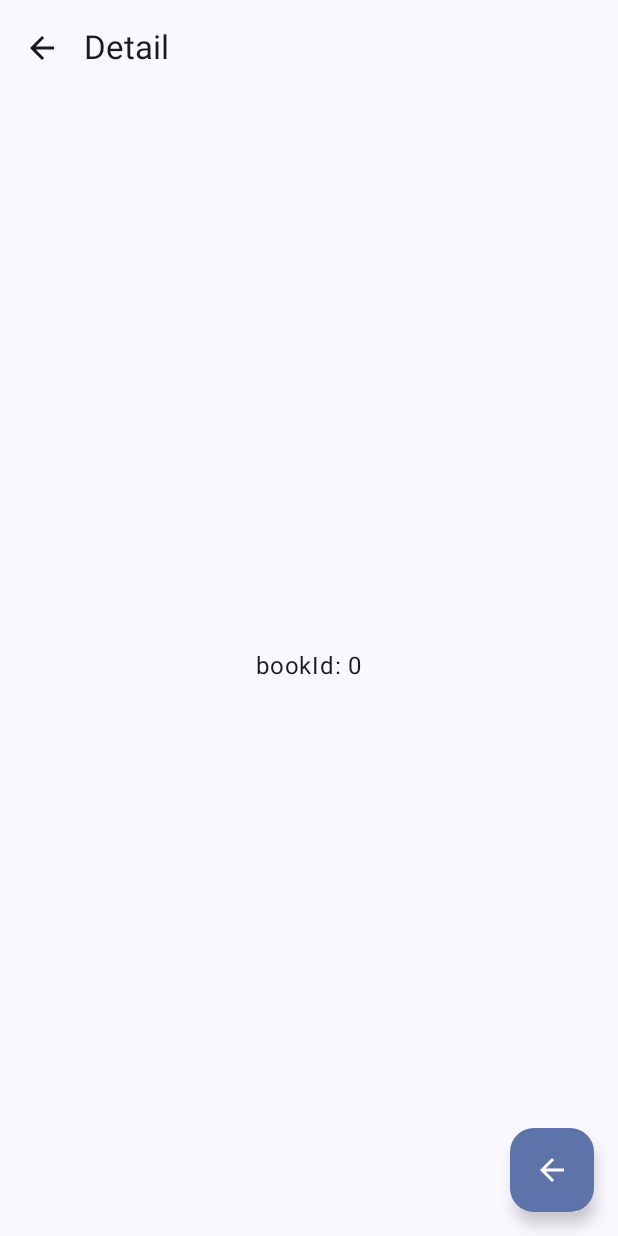
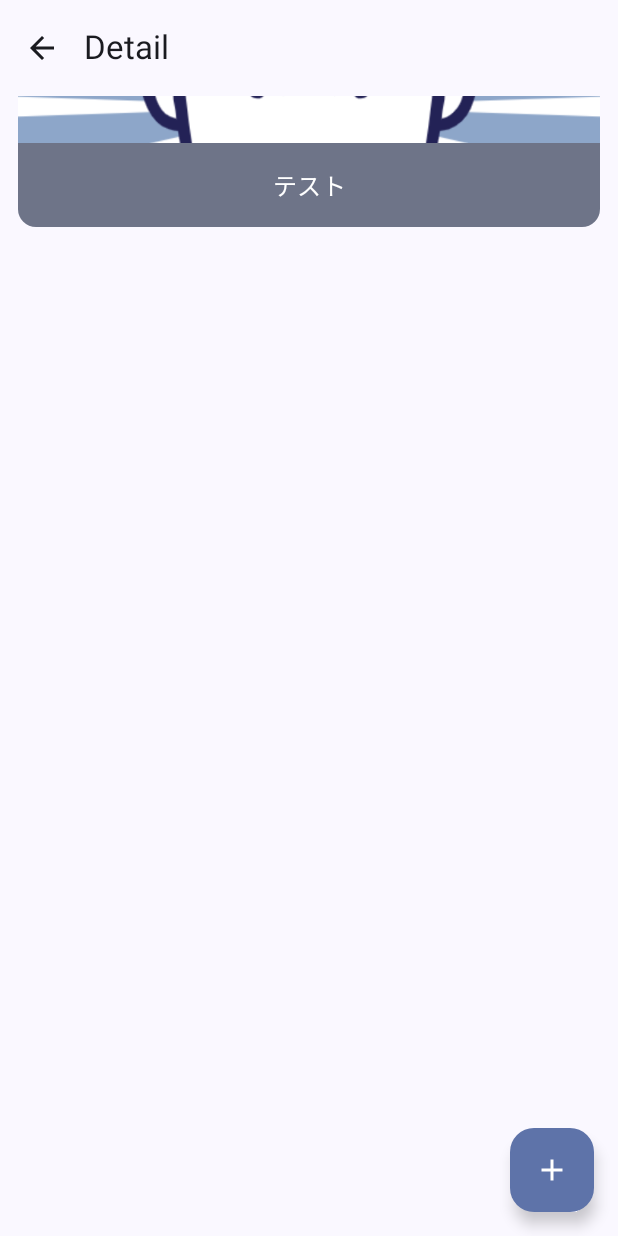
Before and after one commit to coffee-bonfire/CoffeeBook, an Android app built with Jetpack Compose: the composable BookDeteil called with empty values, on a phone screen of 412 x 824 dp. Run offline under Robolectric (Android 15) with nearby library versions, the phone set to English and light mode, and no system bars; 1 statement that could not run was skipped.

```diff
--- a/app/src/main/java/com/dandanbiyori/coffeebooksapp/components/BookDeteil.kt
+++ b/app/src/main/java/com/dandanbiyori/coffeebooksapp/components/BookDeteil.kt
@@ -1,27 +1,48 @@
 package com.dandanbiyori.coffeebooksapp.components
 
-import androidx.compose.foundation.layout.Arrangement
+import android.util.Log
+import androidx.compose.foundation.Image
 import androidx.compose.foundation.layout.Column
-import androidx.compose.foundation.layout.fillMaxSize
+import androidx.compose.foundation.layout.PaddingValues
+import androidx.compose.foundation.layout.fillMaxWidth
+import androidx.compose.foundation.layout.height
 import androidx.compose.foundation.layout.padding
+import androidx.compose.foundation.layout.wrapContentWidth
+import androidx.compose.foundation.lazy.grid.GridCells
+import androidx.compose.foundation.lazy.grid.LazyVerticalGrid
 import androidx.compose.material.icons.Icons
+import androidx.compose.material.icons.filled.Add
 import androidx.compose.material.icons.filled.ArrowBack
+import androidx.compose.material3.Card
+import androidx.compose.material3.CardDefaults
 import androidx.compose.material3.ExperimentalMaterial3Api
 import androidx.compose.material3.FloatingActionButton
 import androidx.compose.material3.Icon
 import androidx.compose.material3.IconButton
+import androidx.compose.material3.MaterialTheme
 import androidx.compose.material3.Scaffold
 import androidx.compose.material3.Text
 import androidx.compose.material3.TopAppBar
 import androidx.compose.runtime.Composable
 import androidx.compose.ui.Alignment
 import androidx.compose.ui.Modifier
+import androidx.compose.ui.layout.ContentScale
+import androidx.compose.ui.platform.LocalContext
+import androidx.compose.ui.res.dimensionResource
+import androidx.compose.ui.res.painterResource
+import androidx.compose.ui.text.style.TextAlign
+import androidx.hilt.navigation.compose.hiltViewModel
+import com.dandanbiyori.coffeebooksapp.BookItemViewModel
+import com.dandanbiyori.coffeebooksapp.R
 
+// Book詳細画面（BookItem一覧）
 @OptIn(ExperimentalMaterial3Api::class)
 @Composable
 fun BookDeteil(
     bookId: Int,
     onClick: () -> Unit,
+    bookItemViewModel : BookItemViewModel = hiltViewModel(),
+    onClickUpdate: () -> Unit
 ){
     Scaffold(
         topBar = {
@@ -40,26 +61,53 @@ fun BookDeteil(
         floatingActionButton = {
             FloatingActionButton(
                 onClick = {
-                    // TODO 図鑑を追加する
+                    onClickUpdate()
                 })
             {
                 Icon(
-                    imageVector = Icons.Default.ArrowBack,
-                    contentDescription = "図鑑新規作成")
+                    imageVector = Icons.Default.Add,
+                    contentDescription = "図鑑アイテム新規作成"
+                )
             }
         }
 
     ) { padding ->
-        Column(
-            modifier = Modifier
-                .padding(padding)
-                .fillMaxSize(),
-            verticalArrangement = Arrangement.Center,
-            horizontalAlignment = Alignment.CenterHorizontally,
-        ) {
+        BookDeteilScreen(padding)
+    }
+}
+
+@OptIn(ExperimentalMaterial3Api::class)
+@Composable
+fun BookDeteilScreen (padding:PaddingValues){
+    Card(
+        onClick = {
+//            TODO
+        },
+        colors = CardDefaults.cardColors(containerColor = MaterialTheme.colorScheme.secondaryContainer),
+        modifier = Modifier
+            .padding(horizontal = dimensionResource(id = R.dimen.card_side_margin))
+            .padding(bottom = dimensionResource(id = R.dimen.card_bottom_margin))
+    ) {
+        Column(Modifier.fillMaxWidth()) {
+            Image(
+                painter = painterResource(R.drawable.default_icon),
+                contentDescription = "bookdetail ",
+                Modifier
+                    .fillMaxWidth()
+                    .height(dimensionResource(id = R.dimen.book_item_image_height)),
+                contentScale = ContentScale.Crop
+            )
             Text(
-                text = "bookId: $bookId"
+                text = "テスト",
+                textAlign = TextAlign.Center,
+                maxLines = 1,
+                style = MaterialTheme.typography.titleMedium,
+                modifier = Modifier
+                    .fillMaxWidth()
+                    .padding(vertical = dimensionResource(id = R.dimen.margin_normal))
+                    .wrapContentWidth(Alignment.CenterHorizontally)
             )
         }
     }
+
 }
```
Also changed, not shown: app/src/main/java/com/dandanbiyori/coffeebooksapp/MainActivity.kt (+13 -8 lines), app/src/main/java/com/dandanbiyori/coffeebooksapp/components/BookItemDeteilView.kt (added, +12 -0 lines), app/src/main/java/com/dandanbiyori/coffeebooksapp/components/BookItemEditDialog.kt (added, +23 -0 lines), app/src/main/java/com/dandanbiyori/coffeebooksapp/components/BookEditDialog.kt (renamed from app/src/main/java/com/dandanbiyori/coffeebooksapp/components/EditDialog.kt).
